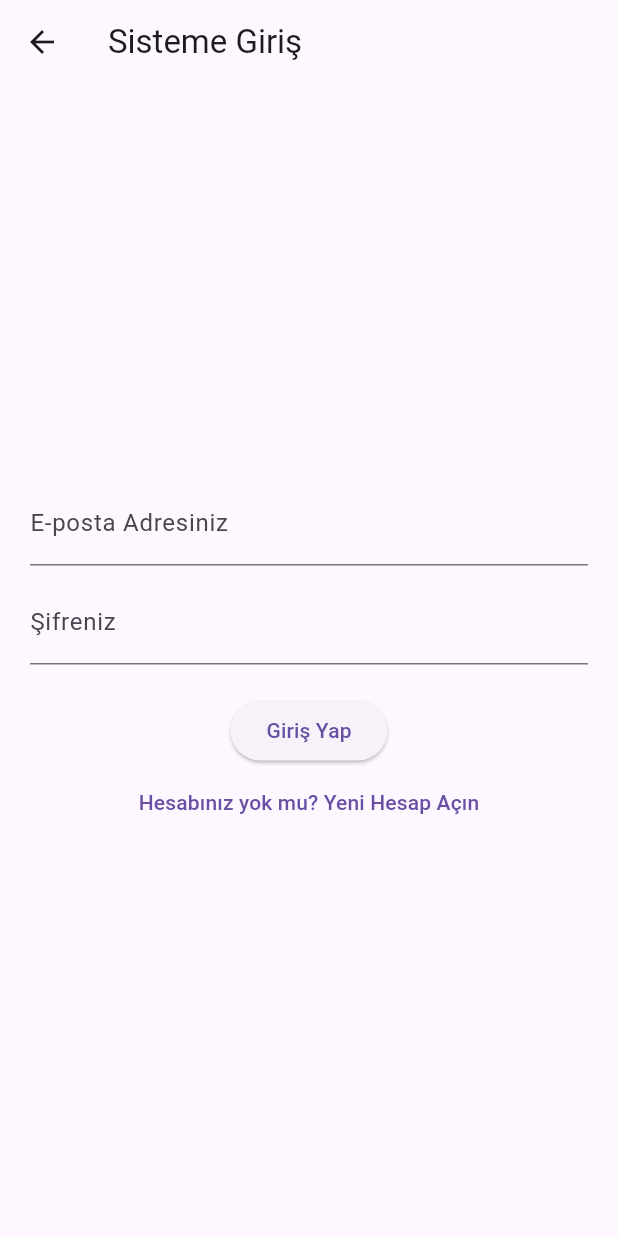
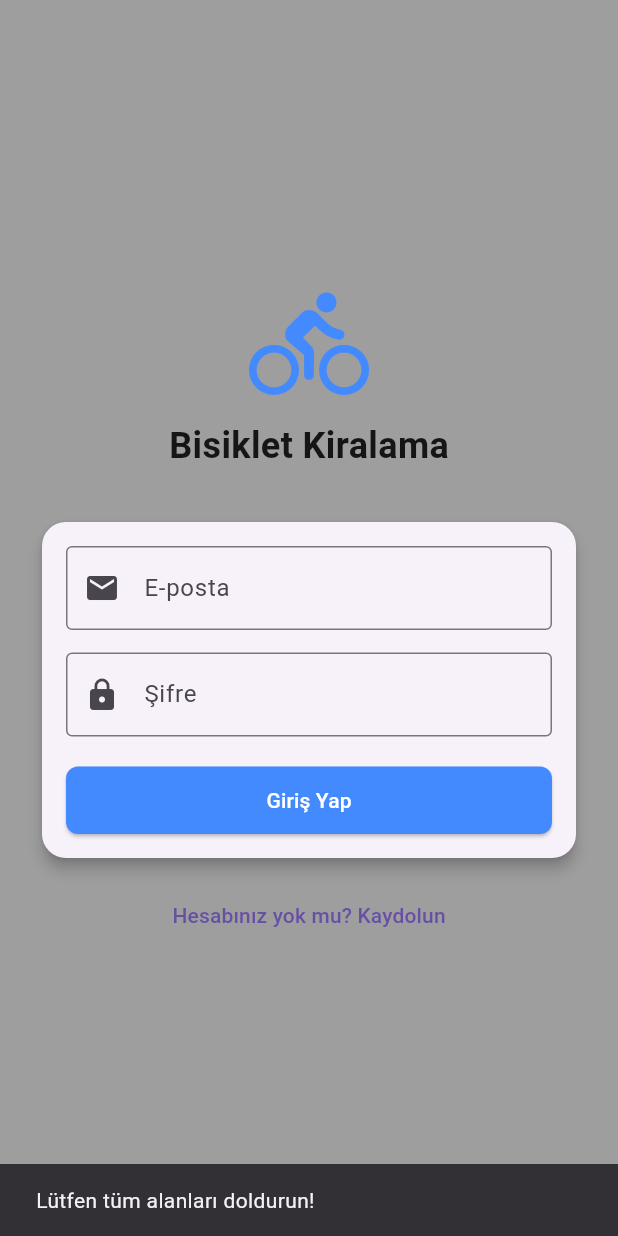
Before and after one commit to bakidokmeci/243301014_HasanBakiDokmeci_Flutter_Proje, a Flutter app: the AdminHome screen opened directly, after a tap on the "logout" icon, after a tap on "Giriş Yap", on a phone screen of 412 x 824 dp. Run offline on Flutter 3.47's test engine with Material 3 defaults, Android fonts, the light colour scheme and no system bars; our stand-ins replace supabase_flutter; accounts and stored records are empty.

Commit message:
giris ekrani guncellendi

```diff
--- a/lib/screens/admin_home.dart
+++ b/lib/screens/admin_home.dart
@@ -4,56 +4,58 @@ import 'login_screen.dart';
 
 class AdminHome extends StatefulWidget {
   const AdminHome({super.key});
-
   @override
   State<AdminHome> createState() => _AdminHomeState();
 }
 
 class _AdminHomeState extends State<AdminHome> {
-
-  final brandController = TextEditingController();
-  final modelController = TextEditingController();
-  final rateController = TextEditingController();
-
-  List<dynamic> bikes = [];
+  final marka = TextEditingController();
+  final model = TextEditingController();
+  final ucret = TextEditingController();
+  List<dynamic> liste = [];
 
   @override
   void initState() {
     super.initState();
-    getBikes();
+    verileriGetir();
   }
 
-
-  void getBikes() async {
-    final data = await Supabase.instance.client
-        .from('bikes')
-        .select()
-        .order('id', ascending: false);
-
-    setState(() {
-      bikes = data;
-    });
+  void verileriGetir() async {
+    try {
+      final res = await Supabase.instance.client.from('bikes').select().order('id', ascending: false);
+      setState(() => liste = res);
+    } catch (e) {
+      print("Veri çekme hatası: $e");
+    }
   }
 
-
-  void addBike() async {
+  void ekle() async {
+    if (marka.text.isEmpty || model.text.isEmpty || ucret.text.isEmpty) {
+      ScaffoldMessenger.of(context).showSnackBar(const SnackBar(content: Text('Lütfen tüm alanları doldurun')));
+      return;
+    }
+    try {
       await Supabase.instance.client.from('bikes').insert({
-      'brand': brandController.text,
-      'model': modelController.text,
-      'hourly_rate': double.parse(rateController.text),
+        'brand': marka.text,
+        'model': model.text,
+        'hourly_rate': double.parse(ucret.text),
       });
-
-
-    brandController.clear();
-    modelController.clear();
-    rateController.clear();
-    getBikes();
+      marka.clear();
+      model.clear();
+      ucret.clear();
+      verileriGetir();
+    } catch (hata) {
+      ScaffoldMessenger.of(context).showSnackBar(SnackBar(content: Text('Ekleme başarısız: $hata')));
+    }
   }
 
-
-  void deleteBike(int id) async {
+  void sil(int id) async {
+    try {
       await Supabase.instance.client.from('bikes').delete().eq('id', id);
-    getBikes();
+      verileriGetir();
+    } catch (hata) {
+      ScaffoldMessenger.of(context).showSnackBar(SnackBar(content: Text('Silme başarısız: $hata')));
+    }
   }
 
   @override
@@ -62,18 +64,12 @@ class _AdminHomeState extends State<AdminHome> {
       appBar: AppBar(
         title: const Text('Yönetici Paneli'),
         actions: [
-          IconButton(
-            icon: const Icon(Icons.refresh),
-            onPressed: getBikes,
-          ),
+          IconButton(icon: const Icon(Icons.refresh), onPressed: verileriGetir),
           IconButton(
             icon: const Icon(Icons.logout),
             onPressed: () async {
               await Supabase.instance.client.auth.signOut();
-              Navigator.pushReplacement(
-                context,
-                MaterialPageRoute(builder: (context) => const LoginScreen()),
-              );
+              Navigator.pushReplacement(context, MaterialPageRoute(builder: (context) => const LoginScreen()));
             },
           ),
         ],
@@ -82,28 +78,33 @@ class _AdminHomeState extends State<AdminHome> {
         padding: const EdgeInsets.all(16.0),
         child: Column(
           children: [
-            TextField(controller: brandController, decoration: const InputDecoration(labelText: 'Marka')),
-            TextField(controller: modelController, decoration: const InputDecoration(labelText: 'Model')),
-            TextField(controller: rateController, decoration: const InputDecoration(labelText: 'Saatlik Ücret')),
+            TextField(controller: marka, decoration: const InputDecoration(labelText: 'Marka', border: OutlineInputBorder())),
             const SizedBox(height: 10),
-            ElevatedButton(
-              onPressed: addBike,
-              child: const Text('Bisiklet Ekle'),
+            TextField(controller: model, decoration: const InputDecoration(labelText: 'Model', border: OutlineInputBorder())),
+            const SizedBox(height: 10),
+            TextField(controller: ucret, decoration: const InputDecoration(labelText: 'Saatlik Ücret', border: OutlineInputBorder())),
+            const SizedBox(height: 15),
+            SizedBox(
+              width: double.infinity,
+              height: 40,
+              child: ElevatedButton(onPressed: ekle, child: const Text('Yeni Bisiklet Ekle')),
             ),
-            const Divider(),
+            const Divider(height: 30),
             Expanded(
-              child: ListView.builder(
-                itemCount: bikes.length,
-                itemBuilder: (context, index) {
-                  final bike = bikes[index];
-                  bool available = bike['is_available'];
-
-                  return ListTile(
-                    title: Text('${bike['brand']} - ${bike['model']}'),
-                    subtitle: Text('Ücret: ${bike['hourly_rate']} TL - ${available ? "Müsait" : "Kirada"}'),
+              child: liste.isEmpty
+                ? const Center(child: Text('Henüz bisiklet eklenmedi.'))
+                : ListView.builder(
+                    itemCount: liste.length,
+                    itemBuilder: (context, i) {
+                      bool durum = liste[i]['is_available'] ?? true;
+                      return Card(
+                        child: ListTile(
+                          title: Text('${liste[i]['brand']} - ${liste[i]['model']}'),
+                          subtitle: Text('${liste[i]['hourly_rate']} TL - ${durum ? "Müsait" : "Kirada"}'),
                           trailing: IconButton(
                             icon: const Icon(Icons.delete, color: Colors.red),
-                      onPressed: () => deleteBike(bike['id']),
+                            onPressed: () => sil(liste[i]['id']),
+                          ),
                         ),
                       );
                     },
--- a/lib/screens/login_screen.dart
+++ b/lib/screens/login_screen.dart
@@ -5,113 +5,133 @@ import 'customer_home.dart';
 
 class LoginScreen extends StatefulWidget {
   const LoginScreen({super.key});
-
   @override
   State<LoginScreen> createState() => _LoginScreenState();
 }
 
 class _LoginScreenState extends State<LoginScreen> {
-
   final emailField = TextEditingController();
   final passwordField = TextEditingController();
-
-  String secilenRol = 'customer';
+  String rol = 'customer';
   bool kayitModu = false;
 
+  void islemiYap() async {
 
-  void islemiYap() async {
-    final supabase = Supabase.instance.client;
+    if (emailField.text.isEmpty || passwordField.text.isEmpty) {
+      ScaffoldMessenger.of(context).showSnackBar(
+        const SnackBar(content: Text('Lütfen tüm alanları doldurun!')),
+      );
+      return;
+    }
 
+    try {
+      final auth = Supabase.instance.client.auth;
       if (kayitModu) {
-
-      await supabase.auth.signUp(
-        email: emailField.text,
-        password: passwordField.text,
-        data: {'role': secilenRol},
-      );
-
-
-      setState(() {
-        kayitModu = false;
-      });
-    } else {
-      // Öğrenci Usulü Giriş Yapma İşlemi
-      final cevap = await supabase.auth.signInWithPassword(
-        email: emailField.text,
-        password: passwordField.text,
-      );
-
-
-      final rol = cevap.user?.userMetadata?['role'] ?? 'customer';
-
-
-      if (rol == 'admin') {
-        Navigator.pushReplacement(
-          context,
-          MaterialPageRoute(builder: (context) => const AdminHome()),
+        await auth.signUp(email: emailField.text, password: passwordField.text, data: {'role': rol});
+        setState(() => kayitModu = false);
+        ScaffoldMessenger.of(context).showSnackBar(
+          const SnackBar(content: Text('Kayıt başarılı! Giriş yapabilirsiniz.')),
         );
       } else {
-        Navigator.pushReplacement(
-          context,
-          MaterialPageRoute(builder: (context) => const CustomerHome()),
+        final res = await auth.signInWithPassword(email: emailField.text, password: passwordField.text);
+        String gelenRol = res.user?.userMetadata?['role'] ?? 'customer';
+
+        if (gelenRol == 'admin') {
+          Navigator.pushReplacement(context, MaterialPageRoute(builder: (context) => const AdminHome()));
+        } else {
+          Navigator.pushReplacement(context, MaterialPageRoute(builder: (context) => const CustomerHome()));
+        }
+      }
+    } catch (hata) {
+
+      ScaffoldMessenger.of(context).showSnackBar(
+        SnackBar(content: Text('Hata: ${hata.toString()}')),
       );
-      }
     }
   }
 
   @override
   Widget build(BuildContext context) {
     return Scaffold(
-      appBar: AppBar(
-        title: Text(kayitModu ? 'Hesap Oluştur' : 'Sisteme Giriş'),
-      ),
+      backgroundColor: Colors.grey, // Hafif gri arka plan
       body: Center(
         child: SingleChildScrollView(
-          padding: const EdgeInsets.all(20.0),
+          padding: const EdgeInsets.all(24.0),
           child: Column(
             mainAxisAlignment: MainAxisAlignment.center,
             children: [
+
+              const Icon(Icons.directions_bike_rounded, size: 80, color: Colors.blueAccent),
+              const SizedBox(height: 10),
+              Text(
+                kayitModu ? 'Yeni Hesap Oluştur' : 'Bisiklet Kiralama',
+                style: const TextStyle(fontSize: 24, fontWeight: FontWeight.bold, color: Colors.black87),
+              ),
+              const SizedBox(height: 30),
+
+
+              Card(
+                elevation: 4,
+                shape: RoundedRectangleBorder(borderRadius: BorderRadius.circular(16)),
+                child: Padding(
+                  padding: const EdgeInsets.all(16.0),
+                  child: Column(
+                    children: [
                       TextField(
                         controller: emailField,
-                decoration: const InputDecoration(labelText: 'E-posta Adresiniz'),
+                        decoration: const InputDecoration(
+                          labelText: 'E-posta',
+                          prefixIcon: Icon(Icons.email),
+                          border: OutlineInputBorder(),
                         ),
-              const SizedBox(height: 10),
+                      ),
+                      const SizedBox(height: 15),
                       TextField(
                         controller: passwordField,
-                decoration: const InputDecoration(labelText: 'Şifreniz'),
                         obscureText: true,
+                        decoration: const InputDecoration(
+                          labelText: 'Şifre',
+                          prefixIcon: Icon(Icons.lock),
+                          border: OutlineInputBorder(),
                         ),
-
+                      ),
                       if (kayitModu) ...[
-                const SizedBox(height: 10),
+                        const SizedBox(height: 15),
                         DropdownButtonFormField<String>(
-                  value: secilenRol,
+                          value: rol,
+                          decoration: const InputDecoration(
+                            labelText: 'Kullanıcı Tipi',
+                            border: OutlineInputBorder(),
+                          ),
                           items: const [
-                    DropdownMenuItem(value: 'customer', child: Text('Müşteri Hesabı')),
-                    DropdownMenuItem(value: 'admin', child: Text('Yönetici Hesabı')),
+                            DropdownMenuItem(value: 'customer', child: Text('Müşteri (Müşteri Hesabı)')),
+                            DropdownMenuItem(value: 'admin', child: Text('Yönetici (Admin)')),
                           ],
-                  onChanged: (deger) {
-                    setState(() {
-                      secilenRol = deger!;
-                    });
-                  },
-                  decoration: const InputDecoration(labelText: 'Kullanıcı Tipi Seçin'),
+                          onChanged: (val) => setState(() => rol = val!),
                         ),
                       ],
                       const SizedBox(height: 20),
-              ElevatedButton(
+                      SizedBox(
+                        width: double.infinity,
+                        height: 45,
+                        child: ElevatedButton(
+                          style: ElevatedButton.styleFrom(
+                            backgroundColor: Colors.blueAccent,
+                            foregroundColor: Colors.white,
+                            shape: RoundedRectangleBorder(borderRadius: BorderRadius.circular(8)),
+                          ),
                           onPressed: islemiYap,
-                child: Text(kayitModu ? 'Kayıt İşlemini Tamamla' : 'Giriş Yap'),
+                          child: Text(kayitModu ? 'Kaydol' : 'Giriş Yap'),
                         ),
+                      ),
+                    ],
+                  ),
+                ),
+              ),
+              const SizedBox(height: 10),
               TextButton(
-                onPressed: () {
-                  setState(() {
-                    kayitModu = !kayitModu;
-                  });
-                },
-                child: Text(kayitModu
-                    ? 'Zaten hesabım var, Giriş Yap'
-                    : 'Hesabınız yok mu? Yeni Hesap Açın'),
+                onPressed: () => setState(() => kayitModu = !kayitModu),
+                child: Text(kayitModu ? 'Zaten hesabım var? Giriş Yap' : 'Hesabınız yok mu? Kaydolun'),
               ),
             ],
           ),
```
Also changed, not shown: lib/screens/customer_home.dart (+36 -30 lines). Lines whose indentation alone changed are shown as unchanged.
